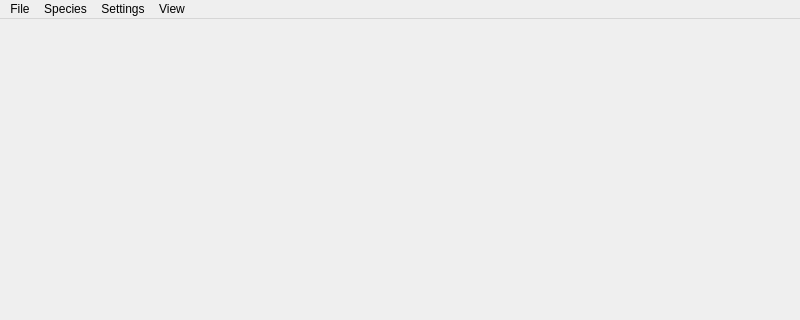
First picture: the form in src/app/mainwindow.ui, repository beubetMCTX/dpm_manager, before the edit; both pictures show x 0 to 800 and y 0 to 320 of the 800 by 600 pixel window.
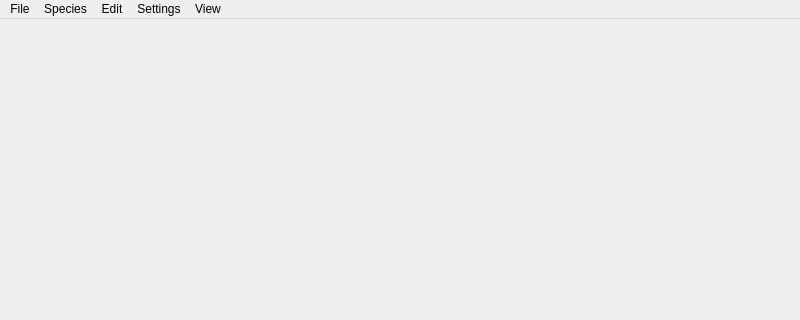
Second picture: the form after the edit.

Commit message: feat: add move undo redo actions

Diff of the .ui file:
```diff
--- a/src/app/mainwindow.ui
+++ b/src/app/mainwindow.ui
@@ -41,6 +41,13 @@
     <addaction name="actionSpecies_Colors"/>
     <addaction name="actionSpecies_Materials"/>
    </widget>
+   <widget class="QMenu" name="menuEdit">
+    <property name="title">
+     <string>Edit</string>
+    </property>
+    <addaction name="actionUndo_Move"/>
+    <addaction name="actionRedo_Move"/>
+   </widget>
    <widget class="QMenu" name="menuSettings">
     <property name="title">
      <string>Settings</string>
@@ -57,6 +64,7 @@
    </widget>
    <addaction name="menureaddile"/>
    <addaction name="menuSpecies"/>
+   <addaction name="menuEdit"/>
    <addaction name="menuSettings"/>
    <addaction name="menuView"/>
   </widget>
```
Left out of the diff: 24 changed lines with no effect on the pictures. The commit also changes 1 other file.
